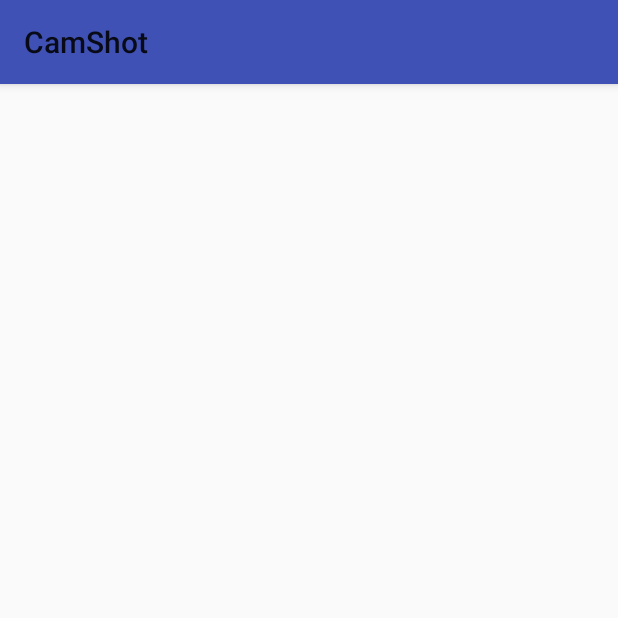
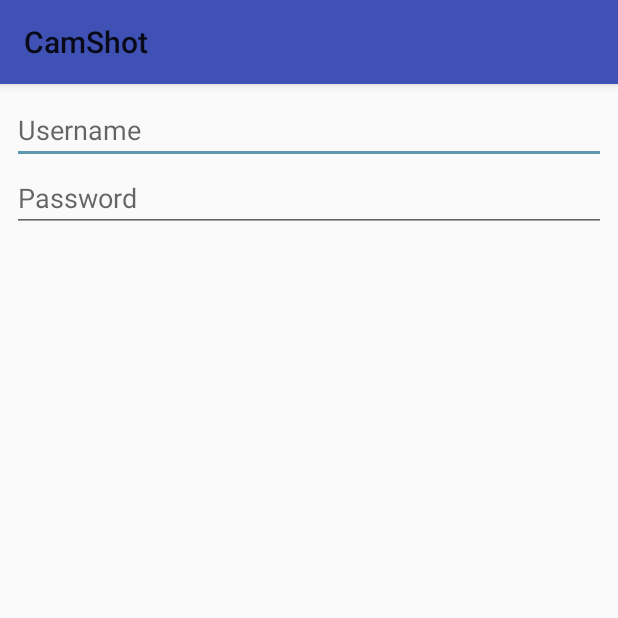
Before and after one commit to nayntisvn/JavaIV_Project_ChatSnap, an Android app: the LoginActivity screen opened directly, with no data from a screen before it, on a phone screen of 412 x 824 dp, the top half of it. Run offline under Robolectric (Android 15) with nearby library versions, the phone set to English and light mode, and no system bars.

Commit message:
ui update login

```diff
--- a/app/src/main/res/layout/activity_login.xml
+++ b/app/src/main/res/layout/activity_login.xml
@@ -6,4 +6,54 @@
     android:layout_height="match_parent"
     tools:context="com.example.sdist.testingproject.LoginActivity">
 
+    <LinearLayout
+        android:layout_width="0dp"
+        android:layout_height="0dp"
+        android:gravity="center"
+        android:orientation="vertical"
+        tools:ignore="MissingConstraints"
+        tools:layout_constraintTop_creator="1"
+        tools:layout_constraintRight_creator="1"
+        tools:layout_constraintBottom_creator="1"
+        android:layout_marginStart="8dp"
+        app:layout_constraintBottom_toBottomOf="parent"
+        android:layout_marginEnd="8dp"
+        app:layout_constraintRight_toRightOf="parent"
+        android:layout_marginTop="8dp"
+        tools:layout_constraintLeft_creator="1"
+        android:layout_marginBottom="8dp"
+        app:layout_constraintLeft_toLeftOf="parent"
+        app:layout_constraintTop_toTopOf="parent"
+        android:layout_marginLeft="8dp"
+        android:layout_marginRight="8dp"
+        app:layout_constraintHorizontal_bias="0.0"
+        app:layout_constraintVertical_bias="0.0">
+
+        <ScrollView
+            android:layout_width="match_parent"
+            android:layout_height="match_parent">
+
+            <LinearLayout
+                android:layout_width="match_parent"
+                android:layout_height="wrap_content"
+                android:orientation="vertical" >
+
+                <EditText
+                    android:id="@+id/editText"
+                    android:layout_width="match_parent"
+                    android:layout_height="wrap_content"
+                    android:ems="10"
+                    android:hint="Username"
+                    android:inputType="textPersonName" />
+
+                <EditText
+                    android:id="@+id/editText2"
+                    android:layout_width="match_parent"
+                    android:layout_height="wrap_content"
+                    android:ems="10"
+                    android:hint="Password"
+                    android:inputType="textPassword" />
+            </LinearLayout>
+        </ScrollView>
+    </LinearLayout>
 </android.support.constraint.ConstraintLayout>
```
